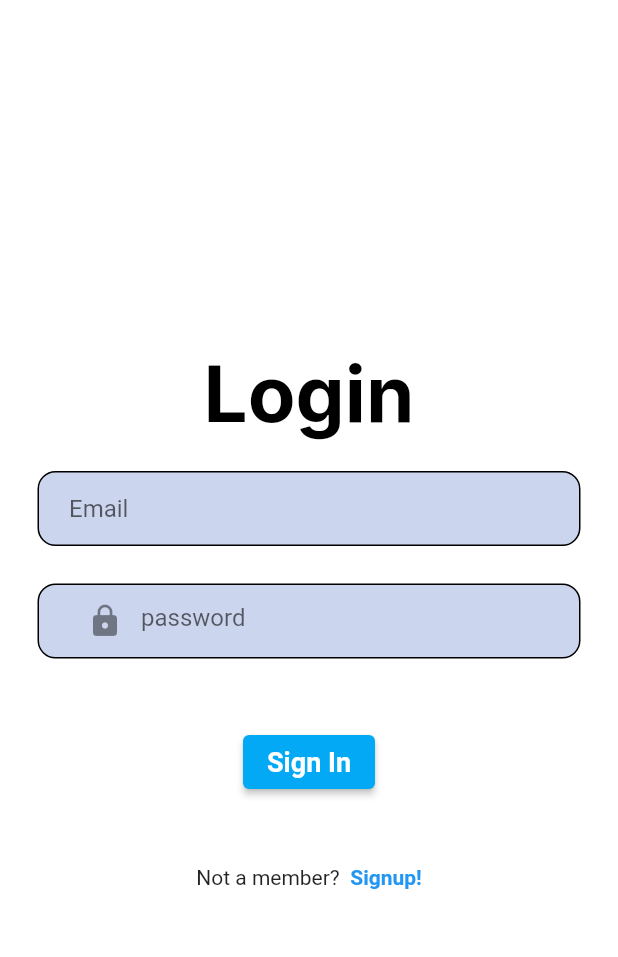
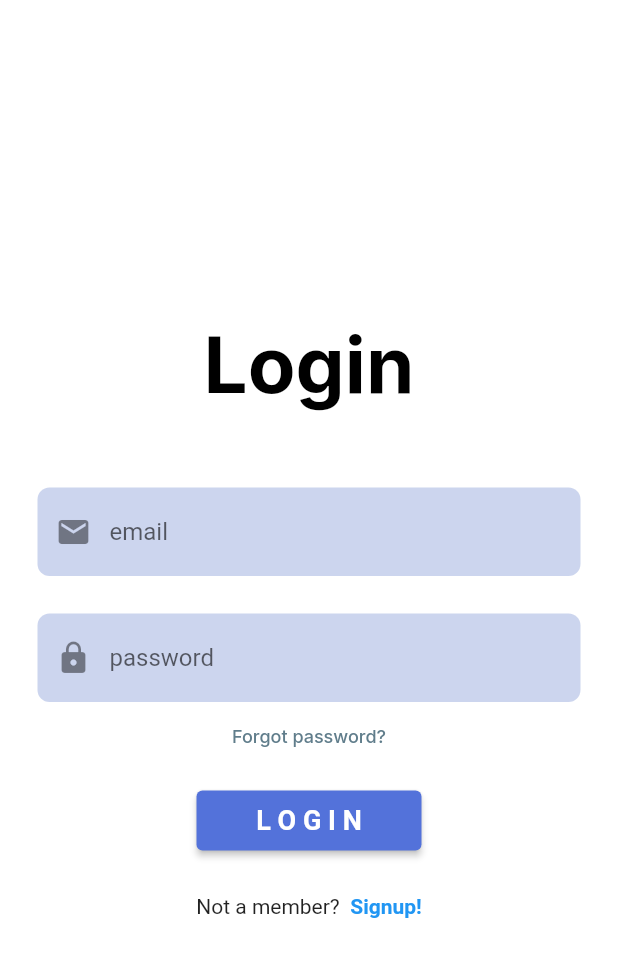
Before and after one commit to shankerram3/flutter_cookbook, a Flutter app: the LoginPage screen opened by its route, on a phone screen of 412 x 824 dp. Shown: the top 957 px of the screen. Run offline on Flutter 3.47's test engine with Material 2 defaults, Android fonts, the phone set to English and light mode, and no system bars; our stand-ins replace firebase_auth, firebase_core, flutter_svg, google_fonts; accounts and stored records are empty; statements that could not run were skipped.

Commit message:
fourth commit

```diff
--- a/lib/screens/login_page.dart
+++ b/lib/screens/login_page.dart
@@ -1,7 +1,9 @@
 import 'package:cookbook/homepage.dart';
+import 'package:cookbook/services/auth_service.dart';
 import 'package:flutter/material.dart';
 import 'package:flutter_svg/flutter_svg.dart';
 import 'package:google_fonts/google_fonts.dart';
+import 'package:provider/provider.dart';
 class LoginPage extends StatefulWidget {
   // ignore: prefer_const_constructors_in_immutables
   LoginPage({Key? key}) : super(key: key);
@@ -11,8 +13,11 @@ class LoginPage extends StatefulWidget {
 }
 
 class _LoginPageState extends State<LoginPage> {
+  TextEditingController email = TextEditingController();
+  TextEditingController password = TextEditingController();
   @override
   Widget build(BuildContext context) {
+    final authService = Provider.of<AuthService>(context);
     return Scaffold(
       resizeToAvoidBottomInset: false,
       backgroundColor: Colors.white,
@@ -27,76 +32,78 @@ class _LoginPageState extends State<LoginPage> {
                     fontSize: 52, color: Colors.black,fontWeight: FontWeight.bold),
               ),
               const SizedBox(
-                height: 20,
+                height: 50,
               ),
 
 
-              // ignore: avoid_unnecessary_containers
+             // EMAIL
               Padding(
                 padding: const EdgeInsets.symmetric(horizontal: 25.0),
-                child: Container(
-                  decoration: BoxDecoration(
-                      color: const Color.fromARGB(255, 204, 213, 238),
-                      border: Border.all(color: const Color.fromARGB(255, 0, 0, 0)),
-                      borderRadius: BorderRadius.circular(12)),
-                  child: const Padding(
-                    padding: EdgeInsets.only(left: 20.0),
                 child: TextField(
-                      decoration: InputDecoration(
-                          border: InputBorder.none, hintText: 'Email'),
+                  controller: email,
+                  decoration:InputDecoration(
+                      filled: true,
+                      fillColor: const  Color.fromARGB(255, 204, 213, 238),
+                      prefixIcon: const Icon(
+                          Icons.mail
                       ),
-                  ),
+                      border: OutlineInputBorder(
+                        borderSide: BorderSide.none,
+                        borderRadius: BorderRadius.circular(8.0),
+                      ), hintText: 'email'),
                 ),
               ),
               const SizedBox(
                 height: 25.0,
               ),
+
+              //password
               Padding(
                 padding: const EdgeInsets.symmetric(horizontal: 25.0),
-                child: Container(
-                  decoration: BoxDecoration(
-                      color: const  Color.fromARGB(255, 204, 213, 238),
-                      border: Border.all(color: const Color.fromARGB(255, 0, 0, 0)),
-                      borderRadius: BorderRadius.circular(12)),
-                  child:  const Padding(
-                    padding: EdgeInsets.only(left: 20.0),
+                child: Padding(
+                  padding: const EdgeInsets.only(left: 0.0),
                   child: TextField(
+                    controller: password,
                     obscureText: true,
-                      decoration: InputDecoration(
-                        prefixIcon: Align(
-                            widthFactor: 1.0,
-                            heightFactor: 1.0,
-                            child: Icon(
+                    decoration:
+                    InputDecoration(
+                        filled: true,
+                        fillColor: const  Color.fromARGB(255, 204, 213, 238),
+                        prefixIcon: const Icon(
                         Icons.lock
-                            ),),
-                          border: InputBorder.none, hintText: 'password'),
+                      ),
+                        border: OutlineInputBorder(
+                          borderSide: BorderSide.none,
+                          borderRadius: BorderRadius.circular(8.0),
+                        ), hintText: 'password'),
                   ),
                 ),
               ),
+              const SizedBox(height: 15.0),
+
+              Text(
+                'Forgot password?',
+                style: GoogleFonts.inter(
+                    fontSize: 12, color: Colors.blueGrey,fontWeight: FontWeight.w500),
               ),
-              SizedBox(height: 25.0),
+              const SizedBox(height: 25.0),
+            //Sign-in Button
               Padding(
                 padding: const EdgeInsets.symmetric(horizontal: 25.0),
-                child: Container(
-                  padding: EdgeInsets.all(20),
-                  decoration: BoxDecoration(
-                    borderRadius: BorderRadius.circular(12),
-                  ),
                 child: Center(
                   child: ElevatedButton(
                     style: ButtonStyle(
-                        backgroundColor: MaterialStateProperty.all<Color>(Colors.lightBlue),
+                      fixedSize: MaterialStateProperty.all<Size>(const Size(150, 40)),
+                      backgroundColor: MaterialStateProperty.all<Color>(const Color.fromARGB(255, 83, 114, 218)),
                     ),
-                      onPressed: () => {
-                        Navigator.push(
-                          context,
-                          MaterialPageRoute(
-                            builder: (context) => const HomePage(),
-                          ),
-                        ),
+                    onPressed: () async {
+
+                      var credential = await authService.signInWithEmailAndPassword(email.text, password.text);
+                      debugPrint(credential?.id);
+
                     },
                     child: const Text(
-                        'Sign In',
+                      'L O G I N',
                       style: TextStyle(
                           color: Color.fromARGB(255, 255, 255, 255),
                           fontWeight: FontWeight.bold,
@@ -105,17 +112,21 @@ class _LoginPageState extends State<LoginPage> {
                   ),
                 ),
               ),
-              ),
               const SizedBox(height: 25.0),
               Row(
                 mainAxisAlignment: MainAxisAlignment.center,
-                children: const [
-                  Text('Not a member?'),
-                  Text('  Signup!',
+                children:  [
+                  const Text('Not a member?'),
+                  GestureDetector(
+                    onTap: (){
+                      Navigator.pushNamed(context,'/register');
+                    },
+                    child: const Text('  Signup!',
                         style: TextStyle(
                           color: Colors.blue,
                           fontWeight: FontWeight.bold,
-                      ))
+                        ),),
+                  )
                 ],
               )
             ]),
--- a/lib/services/auth_service.dart
+++ b/lib/services/auth_service.dart
@@ -23,7 +23,7 @@ class AuthService{
     return _userFromFirebase(credential.user);
   }
 
-  Future<User?>createUserWithEmailandPasseord(
+  Future<User?>createUserWithEmailandPassWord(
       String email,
       String password,
       )async{final credential = await _firebaseAuth.createUserWithEmailAndPassword(email: email, password: password);
```
Also changed, not shown: lib/homepage.dart (deleted, +0 -24 lines), lib/main.dart (+11 -2 lines), lib/screens/homepage.dart (added, +42 -0 lines), lib/screens/register_screen.dart (+87 -3 lines), lib/screens/welcome_screen.dart (deleted, +0 -10 lines), assets/icons/pexels-lucas-guizo-3780469.jpg (added), assets/icons/pexels-yaroslav-shuraev-8845086.jpg (added), assets/images/pancake_raspberry.JPG (added), lib/screens/Welcome.dart (added). Lines whose indentation alone changed are shown as unchanged.
